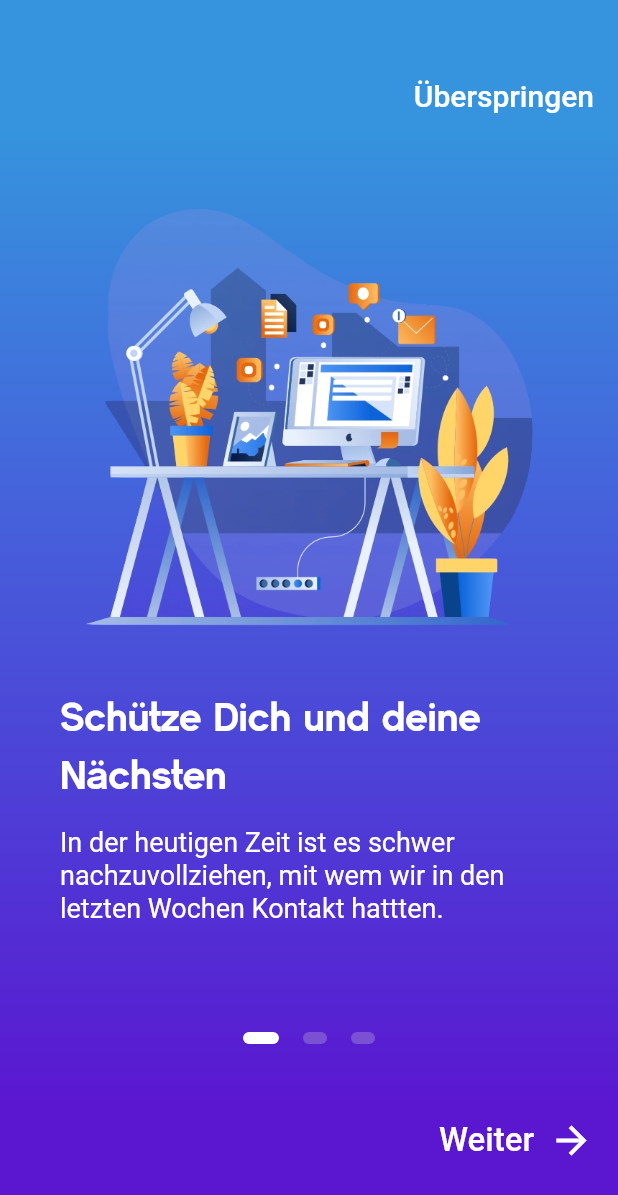
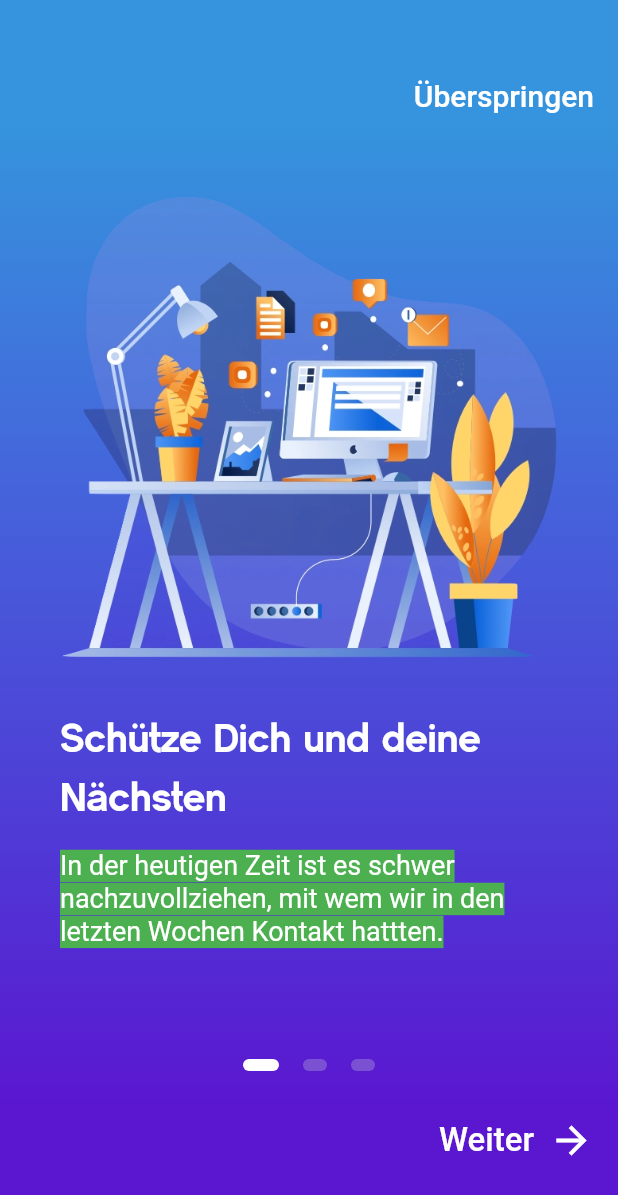
Before and after one commit to timxschroeder/corisk, a Flutter app: the screen it shows after launch, on a phone screen of 412 x 824 dp. Shown: the top 1195 px of the screen. Run offline on Flutter 3.47's test engine with Material 2 defaults, Android fonts, the phone set to English and light mode, and no system bars; our stand-ins replace cloud_firestore, firebase_messaging, geolocator, percent_indicator, sembast; missing offline and left inert: background_fetch, flutter_emoji, location_permissions; accounts and stored records are empty.

Commit message:
added mediaqueries

```diff
--- a/lib/screens/onboarding_screen.dart
+++ b/lib/screens/onboarding_screen.dart
@@ -72,7 +72,7 @@ class _OnboardingScreenState extends State<OnboardingScreen> {
                   ),
                 ),
                 Container(
-                  height: 600.0,
+                  height: MediaQuery.of(context).size.height * 0.75,
                   child: PageView(
                     physics: ClampingScrollPhysics(),
                     controller: _pageController,
@@ -184,20 +184,19 @@ class OnboardingSection extends StatelessWidget {
               image: AssetImage(
                 imagePath,
               ),
-              height: 300.0,
-              width: 300.0,
+              height: MediaQuery.of(context).size.height*0.38,
             ),
           ),
-          SizedBox(height: 30.0),
+          SizedBox(height: MediaQuery.of(context).size.height*0.038),
           Text(
             title,
             style: kTitleStyle,
           ),
-          SizedBox(height: 15.0),
+          SizedBox(height: MediaQuery.of(context).size.height*0.019),
           Expanded(
             child: Text(
               subtitle,
-              style: kSubtitleStyle,
+              style: kSubtitleStyle.copyWith(backgroundColor: Colors.green),
             ),
           ),
         ],
```
